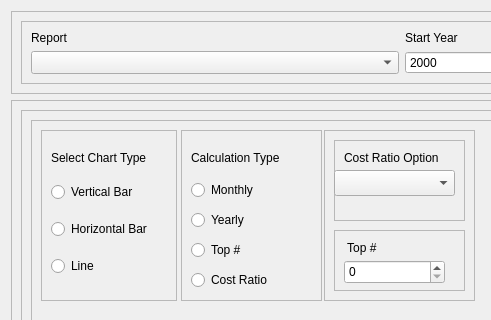
Before: the Qt Designer form ui/VisualTab.ui in CS-4820-Library-Project/COUNTER-5-Report-Tool-2020-5.0, drawn with Qt 5; both pictures show x 0 to 491 and y 0 to 320 of the 1177 by 690 pixel window.
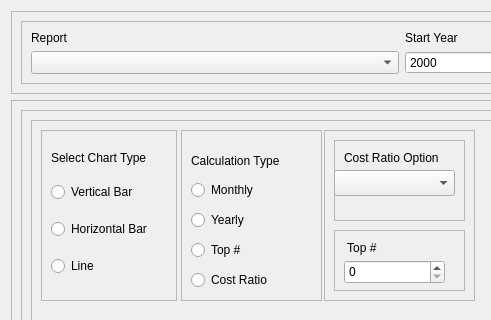
After: the same form once the commit is applied. Icons and pictures are not drawn.

Patch:
```diff
--- a/ui/VisualTab.ui
+++ b/ui/VisualTab.ui
@@ -342,7 +342,7 @@
                <x>10</x>
                <y>20</y>
                <width>121</width>
-               <height>16</height>
+               <height>21</height>
               </rect>
              </property>
              <property name="sizePolicy">
```
